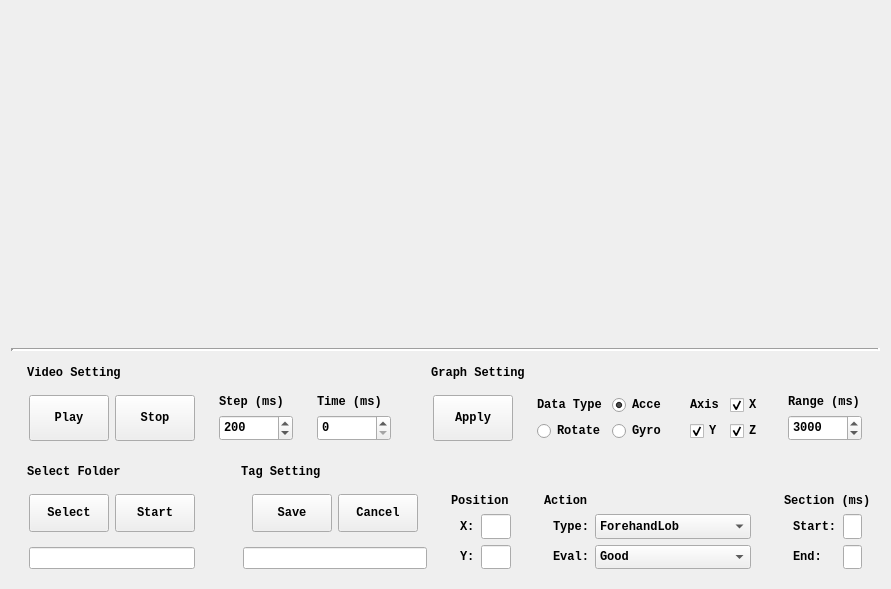
The window that View/MainUI.ui (21kchen1/BadmintonDataMarker) describes before a commit, drawn with Qt 5.
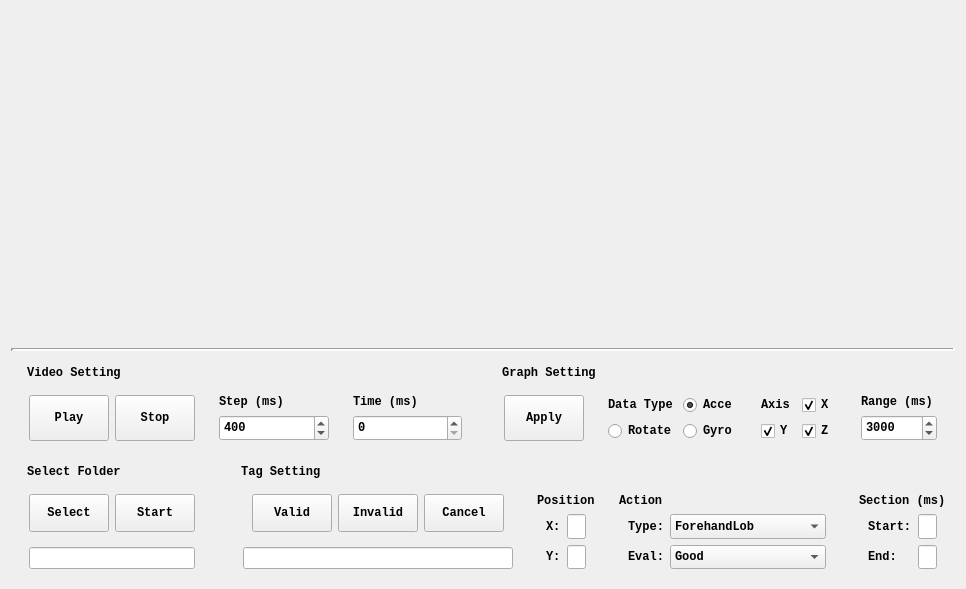
The same window after the commit.

```diff
--- a/View/MainUI.ui
+++ b/View/MainUI.ui
@@ -6,7 +6,7 @@
    <rect>
     <x>0</x>
     <y>0</y>
-    <width>875</width>
+    <width>950</width>
     <height>589</height>
    </rect>
   </property>
@@ -285,7 +285,7 @@
                      <number>50</number>
                     </property>
                     <property name="value">
-                     <number>200</number>
+                     <number>400</number>
                     </property>
                    </widget>
                   </item>
@@ -831,7 +831,20 @@
                         </sizepolicy>
                        </property>
                        <property name="text">
-                        <string>Save</string>
+                        <string>Valid</string>
+                       </property>
+                      </widget>
+                     </item>
+                     <item>
+                      <widget class="QPushButton" name="InvalidButton">
+                       <property name="sizePolicy">
+                        <sizepolicy hsizetype="Fixed" vsizetype="Preferred">
+                         <horstretch>0</horstretch>
+                         <verstretch>0</verstretch>
+                        </sizepolicy>
+                       </property>
+                       <property name="text">
+                        <string>Invalid</string>
                        </property>
                       </widget>
                      </item>
```
Left out of the diff: 4 changed lines with no effect on the pictures.
